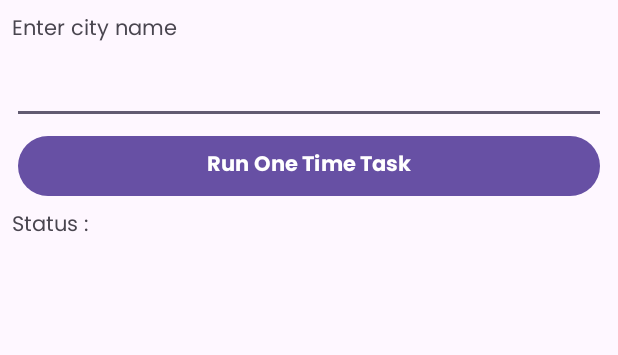
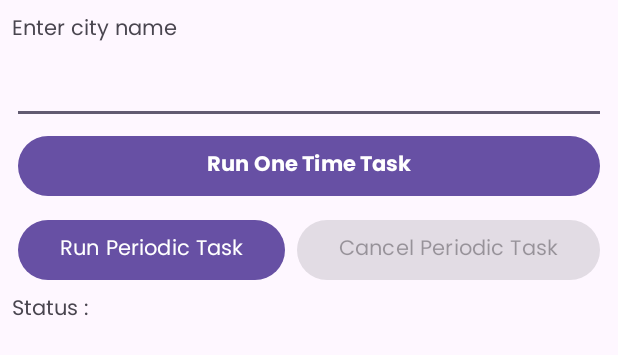
Before and after one commit to bimamib/Latihan-Scheduler, an Android app: the layout activity_main.xml on its own in the app's theme, with its tools: preview values and no code run, on a phone screen of 412 x 824 dp. Shown: the top 355 px of the screen. Run offline under Robolectric (Android 15) with nearby library versions, the phone set to English and light mode, and no system bars.

Commit message:
menambahkan kode untu mengkonfigurasi WorkManager, dan menambahkan button task yang sudah berjalan

```diff
--- a/app/src/main/java/com/bima/myworkmanager/MainActivity.kt
+++ b/app/src/main/java/com/bima/myworkmanager/MainActivity.kt
@@ -10,6 +10,8 @@ import androidx.work.Data
 import androidx.work.OneTimeWorkRequest
 import androidx.work.WorkManager
 import android.Manifest
+import androidx.work.Constraints
+import androidx.work.NetworkType
 import com.bima.myworkmanager.databinding.ActivityMainBinding
 
 class MainActivity : AppCompatActivity(), View.OnClickListener {
@@ -50,6 +52,9 @@ class MainActivity : AppCompatActivity(), View.OnClickListener {
         val data = Data.Builder()
             .putString(MyWorker.EXTRA_CITY, binding.editCity.text.toString())
             .build()
+        val constraints = Constraints.Builder()
+            .setRequiredNetworkType(NetworkType.CONNECTED)
+            .build()
         val oneTimeWorkRequest = OneTimeWorkRequest.Builder(MyWorker::class.java)
             .setInputData(data)
             .build()
--- a/app/src/main/res/layout/activity_main.xml
+++ b/app/src/main/res/layout/activity_main.xml
@@ -29,6 +29,31 @@
         android:fontFamily="@font/poppins_bold"
         android:text="@string/run_one_time_task" />
 
+    <LinearLayout
+        android:layout_width="match_parent"
+        android:layout_height="wrap_content"
+        android:orientation="horizontal">
+
+        <Button
+            android:id="@+id/btnPeriodicTask"
+            android:layout_width="wrap_content"
+            android:layout_height="wrap_content"
+            android:layout_margin="4dp"
+            android:layout_weight="1"
+            android:fontFamily="@font/poppins_regular"
+            android:text="@string/run_periodic_task" />
+
+        <Button
+            android:id="@+id/btnCancelTask"
+            android:layout_width="wrap_content"
+            android:layout_height="wrap_content"
+            android:layout_margin="4dp"
+            android:layout_weight="1"
+            android:enabled="false"
+            android:fontFamily="@font/poppins_regular"
+            android:text="@string/cancel_periodic_task" />
+    </LinearLayout>
+
     <TextView
         android:id="@+id/textStatus"
         android:layout_width="wrap_content"
```
